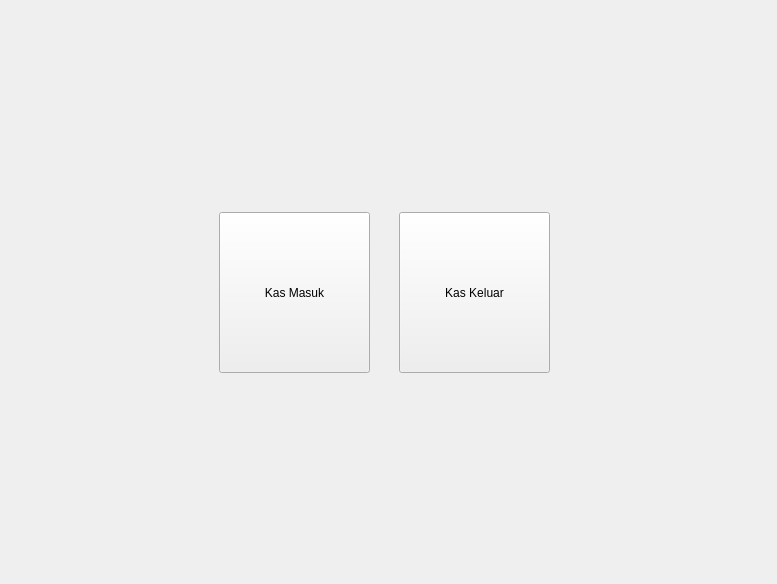
This is kasbank/ui_kasbank.ui in fnugrahendi/petuk.corp as Qt 5 draws it before an edit. The edited form follows.
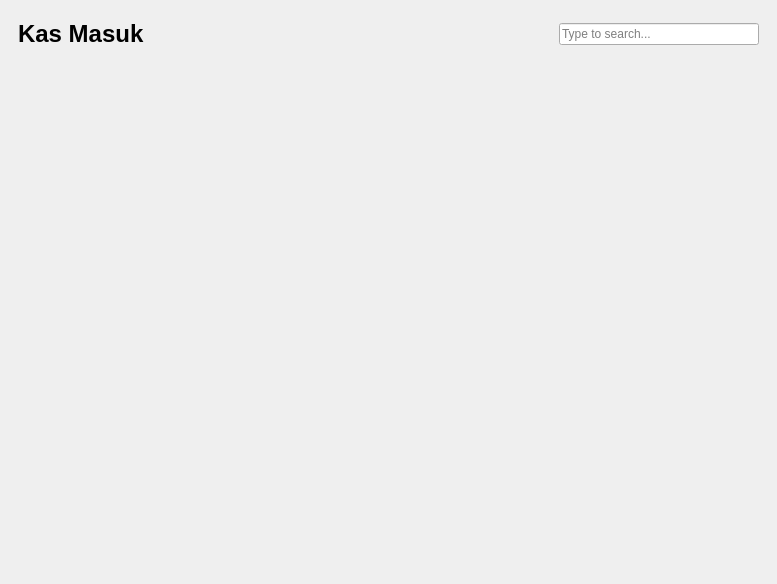
This is the edited form. The open tabs and pages were chosen to show the change.

Commit message: create independent class kasmasuk, create private makefile for kasbank

```diff
--- a/kasbank/ui_kasbank.ui
+++ b/kasbank/ui_kasbank.ui
@@ -16,7 +16,10 @@
   <property name="styleSheet">
    <string notr="true">QFrame{border:0px;}</string>
   </property>
-  <widget class="QWidget" name="st_KasBank_Menu">
+  <property name="currentIndex">
+   <number>0</number>
+  </property>
+  <widget class="QWidget" name="st_Menu">
    <layout class="QGridLayout" name="igr_KasBank_Menu">
     <item row="1" column="1">
      <widget class="QFrame" name="fr_KasBank_Menu_Content">
@@ -126,7 +129,155 @@
     </item>
    </layout>
   </widget>
-  <widget class="QWidget" name="st_KasBank_KasMasuk"/>
+  <widget class="QWidget" name="st_KasMasuk">
+   <layout class="QVBoxLayout" name="verticalLayout">
+    <item>
+     <widget class="QFrame" name="fr_KasMasuk_t">
+      <property name="sizePolicy">
+       <sizepolicy hsizetype="Preferred" vsizetype="Preferred">
+        <horstretch>0</horstretch>
+        <verstretch>1</verstretch>
+       </sizepolicy>
+      </property>
+      <property name="minimumSize">
+       <size>
+        <width>0</width>
+        <height>50</height>
+       </size>
+      </property>
+      <property name="maximumSize">
+       <size>
+        <width>16777215</width>
+        <height>50</height>
+       </size>
+      </property>
+      <property name="frameShape">
+       <enum>QFrame::StyledPanel</enum>
+      </property>
+      <property name="frameShadow">
+       <enum>QFrame::Raised</enum>
+      </property>
+      <layout class="QHBoxLayout" name="horizontalLayout">
+       <item>
+        <widget class="QLabel" name="lb_KasMasuk_Judul">
+         <property name="sizePolicy">
+          <sizepolicy hsizetype="Preferred" vsizetype="Preferred">
+           <horstretch>0</horstretch>
+           <verstretch>1</verstretch>
+          </sizepolicy>
+         </property>
+         <property name="minimumSize">
+          <size>
+           <width>300</width>
+           <height>0</height>
+          </size>
+         </property>
+         <property name="maximumSize">
+          <size>
+           <width>300</width>
+           <height>16777215</height>
+          </size>
+         </property>
+         <property name="font">
+          <font>
+           <pointsize>18</pointsize>
+           <weight>75</weight>
+           <italic>false</italic>
+           <bold>true</bold>
+          </font>
+         </property>
+         <property name="text">
+          <string>Kas Masuk</string>
+         </property>
+        </widget>
+       </item>
+       <item>
+        <spacer name="hs_KasMasuk_t_s">
+         <property name="orientation">
+          <enum>Qt::Horizontal</enum>
+         </property>
+         <property name="sizeHint" stdset="0">
+          <size>
+           <width>226</width>
+           <height>20</height>
+          </size>
+         </property>
+        </spacer>
+       </item>
+       <item>
+        <widget class="QLineEdit" name="le_KasMasuk_Search">
+         <property name="sizePolicy">
+          <sizepolicy hsizetype="Expanding" vsizetype="Fixed">
+           <horstretch>0</horstretch>
+           <verstretch>1</verstretch>
+          </sizepolicy>
+         </property>
+         <property name="minimumSize">
+          <size>
+           <width>200</width>
+           <height>0</height>
+          </size>
+         </property>
+         <property name="maximumSize">
+          <size>
+           <width>200</width>
+           <height>16777215</height>
+          </size>
+         </property>
+         <property name="placeholderText">
+          <string>Type to search...</string>
+         </property>
+        </widget>
+       </item>
+      </layout>
+     </widget>
+    </item>
+    <item>
+     <widget class="QFrame" name="fr_KasMasuk_Content">
+      <property name="sizePolicy">
+       <sizepolicy hsizetype="Preferred" vsizetype="Preferred">
+        <horstretch>0</horstretch>
+        <verstretch>1</verstretch>
+       </sizepolicy>
+      </property>
+      <property name="frameShape">
+       <enum>QFrame::StyledPanel</enum>
+      </property>
+      <property name="frameShadow">
+       <enum>QFrame::Raised</enum>
+      </property>
+     </widget>
+    </item>
+    <item>
+     <widget class="QFrame" name="fr_KasMasuk_b">
+      <property name="sizePolicy">
+       <sizepolicy hsizetype="Preferred" vsizetype="Preferred">
+        <horstretch>0</horstretch>
+        <verstretch>1</verstretch>
+       </sizepolicy>
+      </property>
+      <property name="minimumSize">
+       <size>
+        <width>0</width>
+        <height>50</height>
+       </size>
+      </property>
+      <property name="maximumSize">
+       <size>
+        <width>16777215</width>
+        <height>50</height>
+       </size>
+      </property>
+      <property name="frameShape">
+       <enum>QFrame::StyledPanel</enum>
+      </property>
+      <property name="frameShadow">
+       <enum>QFrame::Raised</enum>
+      </property>
+     </widget>
+    </item>
+   </layout>
+  </widget>
  </widget>
  <resources/>
  <connections/>
```
Left out of the diff: 6 changed lines with no effect on the pictures. The commit also changes 3 other files.
